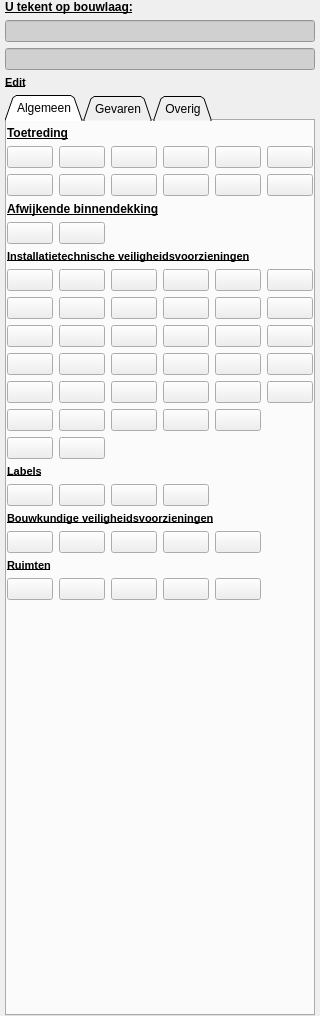
Above: plugin/oiv/bag_pand/oiv_tekenen_widget.ui from OIV-NL-QGIS/QGIS_project before the change. Below: the same form after it.
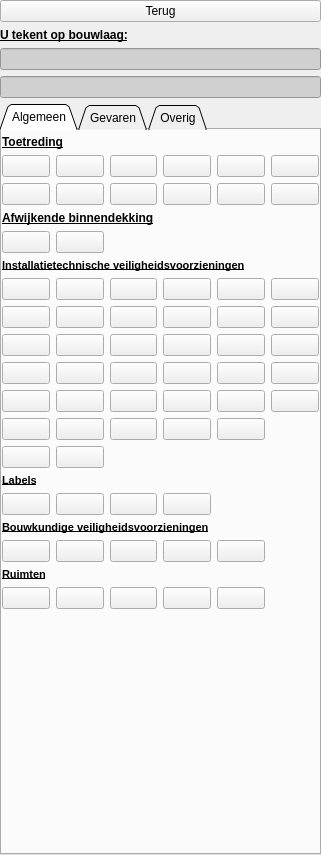
That is the form after the change. Icons and pictures are not drawn.

```diff
--- a/plugin/oiv/bag_pand/oiv_tekenen_widget.ui
+++ b/plugin/oiv/bag_pand/oiv_tekenen_widget.ui
@@ -6,8 +6,8 @@
    <rect>
     <x>0</x>
     <y>0</y>
-    <width>320</width>
-    <height>1016</height>
+    <width>321</width>
+    <height>855</height>
    </rect>
   </property>
   <property name="sizePolicy">
@@ -25,13 +25,13 @@
   <widget class="QWidget" name="dockWidgetContents">
    <layout class="QGridLayout" name="gridLayout_2">
     <property name="leftMargin">
-     <number>5</number>
+     <number>0</number>
     </property>
     <property name="topMargin">
      <number>0</number>
     </property>
     <property name="rightMargin">
-     <number>5</number>
+     <number>0</number>
     </property>
     <property name="bottomMargin">
      <number>0</number>
@@ -52,8 +52,8 @@
         <rect>
          <x>0</x>
          <y>0</y>
-         <width>310</width>
-         <height>994</height>
+         <width>321</width>
+         <height>833</height>
         </rect>
        </property>
        <layout class="QGridLayout" name="gridLayout_5">
@@ -73,7 +73,7 @@
          <layout class="QGridLayout" name="gridLayout">
           <item row="3" column="1">
            <layout class="QGridLayout" name="gridLayout_6">
-            <item row="2" column="0" colspan="2">
+            <item row="3" column="0" colspan="2">
              <widget class="QLineEdit" name="bouwlaag">
               <property name="sizePolicy">
                <sizepolicy hsizetype="Minimum" vsizetype="Fixed">
@@ -87,7 +87,7 @@
               </property>
              </widget>
             </item>
-            <item row="0" column="0" colspan="2">
+            <item row="1" column="0" colspan="2">
              <widget class="QLabel" name="label_6">
               <property name="sizePolicy">
                <sizepolicy hsizetype="Minimum" vsizetype="Fixed">
@@ -108,30 +108,7 @@
               </property>
              </widget>
             </item>
-            <item row="3" column="0" colspan="2">
-             <widget class="QLabel" name="label_7">
-              <property name="sizePolicy">
-               <sizepolicy hsizetype="Preferred" vsizetype="Fixed">
-                <horstretch>0</horstretch>
-                <verstretch>0</verstretch>
-               </sizepolicy>
-              </property>
-              <property name="font">
-               <font>
-                <family>Arial</family>
-                <pointsize>8</pointsize>
-                <weight>75</weight>
-                <bold>true</bold>
-                <underline>true</underline>
-                <strikeout>false</strikeout>
-               </font>
-              </property>
-              <property name="text">
-               <string>Edit</string>
-              </property>
-             </widget>
-            </item>
-            <item row="1" column="0" colspan="2">
+            <item row="2" column="0" colspan="2">
              <widget class="QLineEdit" name="pand_id">
               <property name="enabled">
                <bool>false</bool>
@@ -148,6 +125,13 @@
               </property>
              </widget>
             </item>
+            <item row="0" column="0" colspan="2">
+             <widget class="QPushButton" name="terug">
+              <property name="text">
+               <string>Terug</string>
+              </property>
+             </widget>
+            </item>
            </layout>
           </item>
           <item row="7" column="1">
```
